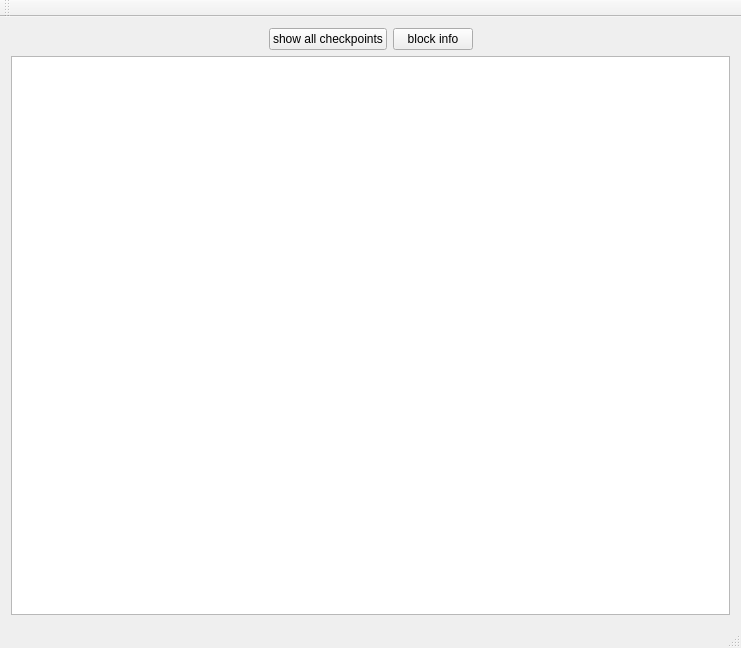
First picture: the form in mainwindow.ui, repository qweeah/hmfs-cputil-QT, before the edit.
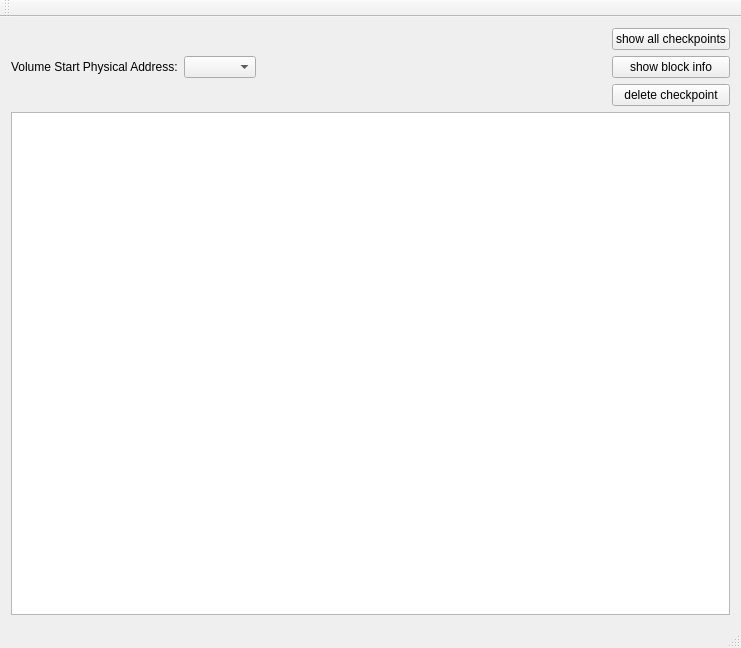
Second picture: the form after the edit.

Commit message: Add volume selection

Diff of the .ui file:
```diff
--- a/mainwindow.ui
+++ b/mainwindow.ui
@@ -20,6 +20,16 @@
       <property name="sizeConstraint">
        <enum>QLayout::SetMinimumSize</enum>
       </property>
+      <item>
+       <widget class="QLabel" name="label">
+        <property name="text">
+         <string>Volume Start Physical Address:</string>
+        </property>
+       </widget>
+      </item>
+      <item>
+       <widget class="QComboBox" name="cboxAddr"/>
+      </item>
       <item>
        <spacer name="horizontalSpacer">
         <property name="orientation">
@@ -34,6 +44,8 @@
        </spacer>
       </item>
       <item>
+       <layout class="QVBoxLayout" name="verticalLayout_4">
+        <item>
        <widget class="QPushButton" name="btnShow">
         <property name="text">
          <string>show all checkpoints</string>
@@ -43,22 +55,18 @@
       <item>
        <widget class="QPushButton" name="pushButton">
         <property name="text">
-         <string>block info</string>
+           <string>show block info</string>
         </property>
        </widget>
       </item>
       <item>
-       <spacer name="horizontalSpacer_2">
-        <property name="orientation">
-         <enum>Qt::Horizontal</enum>
-        </property>
-        <property name="sizeHint" stdset="0">
-         <size>
-          <width>40</width>
-          <height>20</height>
-         </size>
-        </property>
-       </spacer>
+         <widget class="QPushButton" name="btnDelete">
+          <property name="text">
+           <string>delete checkpoint</string>
+          </property>
+         </widget>
+        </item>
+       </layout>
       </item>
      </layout>
     </item>
```
Lines whose indentation alone changed are shown as unchanged. The commit also changes 5 other files.
